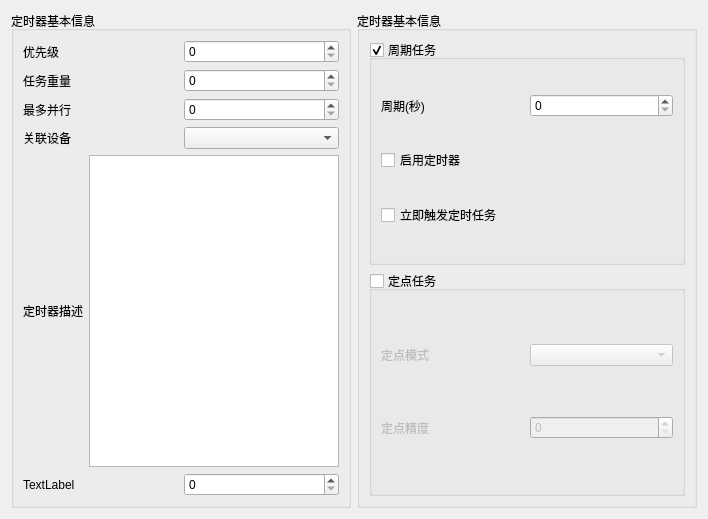
This is src/config_ui/qt/src/config/ui/other/timer_config/other_tc_edit.ui in eth-from-zero/qzy-environmental-monitoring as Qt 5 draws it before an edit. The edited form follows.
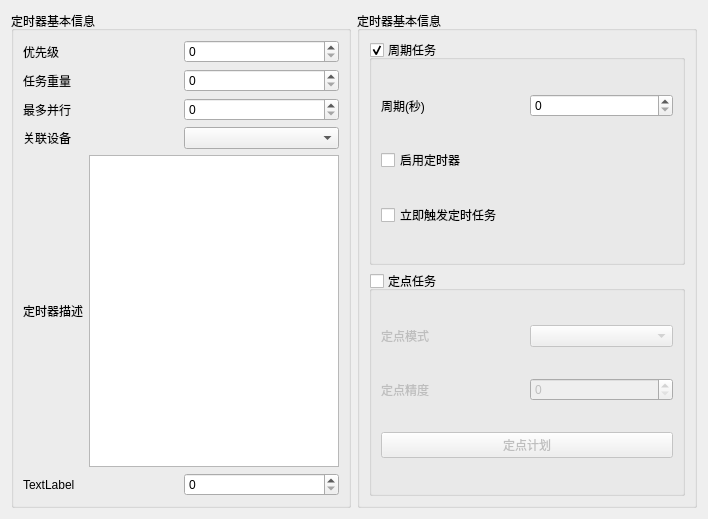
This is the edited form.

Patch:
```diff
--- a/src/config_ui/qt/src/config/ui/other/timer_config/other_tc_edit.ui
+++ b/src/config_ui/qt/src/config/ui/other/timer_config/other_tc_edit.ui
@@ -196,6 +196,13 @@
            </item>
           </layout>
          </item>
+         <item>
+          <widget class="QPushButton" name="pushButton">
+           <property name="text">
+            <string>定点计划</string>
+           </property>
+          </widget>
+         </item>
         </layout>
        </widget>
       </item>
```
Left out of the diff: 4 changed lines with no effect on the pictures.
